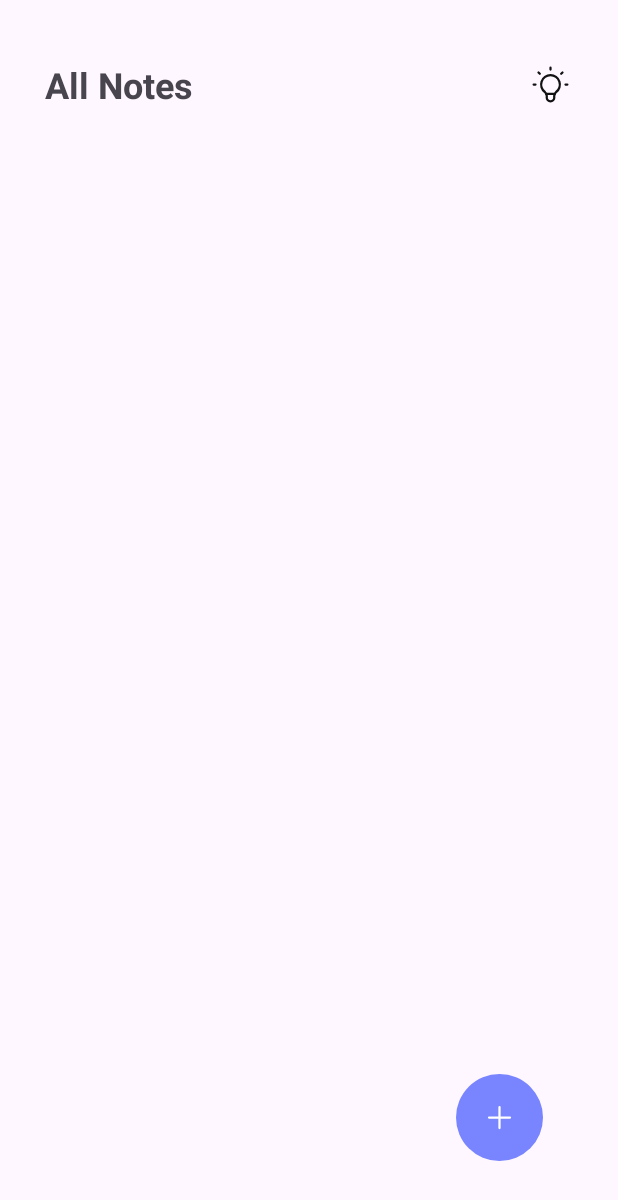
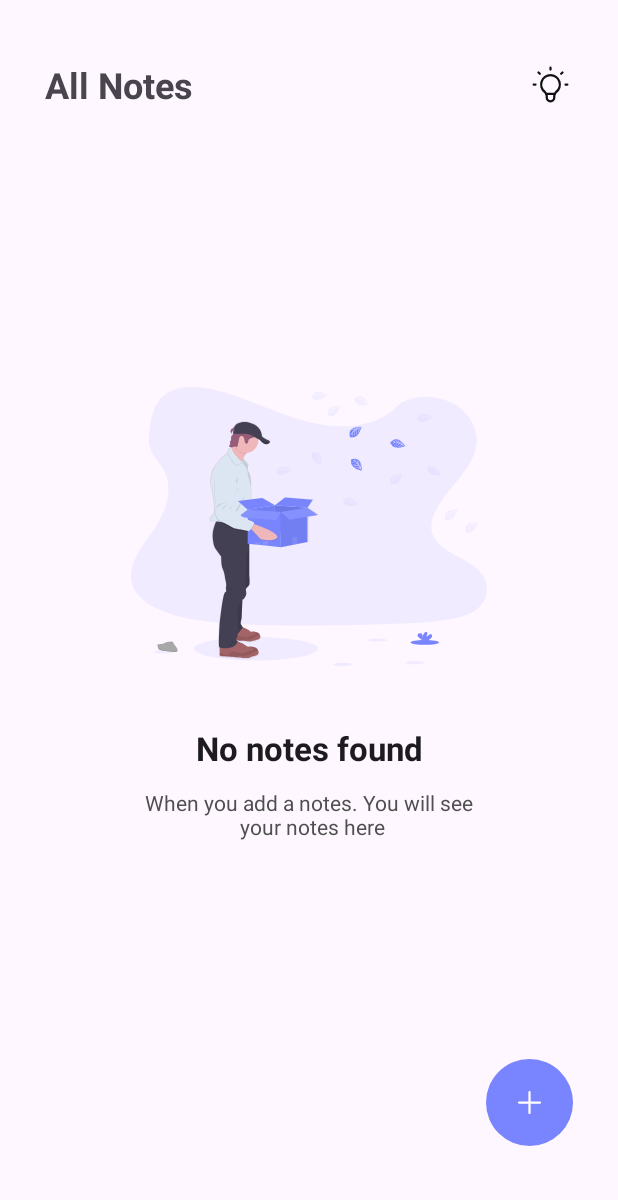
Before and after one commit to kitepea/NoteApp, an Android app: the NoteRecyclerViewActivity screen opened directly, with no data from a screen before it, on a phone screen of 412 x 824 dp. Shown: the top 1200 px of the screen. Run offline under Robolectric (Android 15) with nearby library versions, the phone set to English and light mode, and no system bars; our stand-ins replace Room's generated code.

Commit message:
Add view when no note

```diff
--- a/app/src/main/java/com/floki/noteapp/NoteRecyclerViewActivity.kt
+++ b/app/src/main/java/com/floki/noteapp/NoteRecyclerViewActivity.kt
@@ -6,6 +6,7 @@ import android.graphics.drawable.GradientDrawable
 import android.os.Bundle
 import android.util.Log
 import android.view.MenuItem
+import android.view.View
 import android.widget.PopupMenu
 import androidx.activity.result.contract.ActivityResultContracts
 import androidx.activity.viewModels
@@ -19,9 +20,6 @@ import com.floki.noteapp.Database.NoteDatabase
 import com.floki.noteapp.Model.Note
 import com.floki.noteapp.Model.NoteViewModel
 import com.floki.noteapp.databinding.ActivityAllNoteBinding
-import java.text.SimpleDateFormat
-import java.util.Date
-import java.util.Locale
 import kotlin.LazyThreadSafetyMode.NONE
 
 
@@ -29,7 +27,8 @@ class NoteRecyclerViewActivity : AppCompatActivity(), NoteListAdapter.NotesClick
     PopupMenu.OnMenuItemClickListener {
     private val binding by lazy(NONE) { ActivityAllNoteBinding.inflate(layoutInflater) }
     private val noteListAdapter by lazy(NONE) { NoteListAdapter(this) }
-    private val database by lazy { NoteDatabase.getDatabase(this) }
+    private val database: NoteDatabase by lazy { NoteDatabase.getDatabase(this) }
+
     private val noteViewModel: NoteViewModel by viewModels {
         ViewModelProvider.AndroidViewModelFactory.getInstance(application)
     }
@@ -52,6 +51,7 @@ class NoteRecyclerViewActivity : AppCompatActivity(), NoteListAdapter.NotesClick
 
         setUpRecyclerView()
 
+        /*
         var nextId = 1
         val notes = List(10) {
             Note(
@@ -61,16 +61,20 @@ class NoteRecyclerViewActivity : AppCompatActivity(), NoteListAdapter.NotesClick
                 date = SimpleDateFormat("dd-MM-yyyy HH:mm:ss", Locale.getDefault()).format(Date())
             )
         }
+        */
 
         noteViewModel.allNotes.observe(this) { list ->
             list?.let {
                 noteListAdapter.submitList(list) {
                     Log.d("Submit", "submitList Done")
                 }
+                if (list.isEmpty()) {
+                    binding.noNoteView.visibility = View.VISIBLE
+                } else {
+                    binding.noNoteView.visibility = View.INVISIBLE
+                }
             }
         }
-
-
     }
 
     private fun setUpRecyclerView() {
--- a/app/src/main/res/layout/activity_add_note.xml
+++ b/app/src/main/res/layout/activity_add_note.xml
@@ -62,7 +62,7 @@
         android:id="@+id/save_button"
         android:layout_width="wrap_content"
         android:layout_height="wrap_content"
-        android:layout_marginEnd="@dimen/dp_50"
+        android:layout_marginEnd="@dimen/dp_20"
         android:layout_marginBottom="@dimen/dp_50"
         android:paddingVertical="@dimen/dp_15"
         android:paddingStart="@dimen/dp_16"
--- a/app/src/main/res/layout/activity_all_note.xml
+++ b/app/src/main/res/layout/activity_all_note.xml
@@ -32,9 +32,10 @@
         android:id="@+id/button_add_note"
         android:layout_width="wrap_content"
         android:layout_height="wrap_content"
-        android:layout_marginEnd="@dimen/dp_50"
-        android:layout_marginBottom="@dimen/dp_50"
+        android:layout_marginEnd="@dimen/dp_30"
+        android:layout_marginBottom="@dimen/dp_60"
         android:background="@android:color/transparent"
+        android:contentDescription="@string/add_button"
         android:elevation="@dimen/dp_10"
         android:src="@drawable/add_note"
         app:layout_constraintBottom_toBottomOf="parent"
@@ -54,5 +55,49 @@
         app:layout_constraintVertical_bias="1.0"
         tools:listitem="@layout/note_item_layout" />
 
+    <androidx.constraintlayout.widget.ConstraintLayout
+        android:id="@+id/no_note_view"
+        android:layout_width="match_parent"
+        android:layout_height="match_parent"
+        android:orientation="vertical">
+
+        <ImageView
+            android:id="@+id/imageView3"
+            android:layout_width="wrap_content"
+            android:layout_height="wrap_content"
+            android:layout_marginTop="@dimen/dp_258"
+            android:src="@drawable/no_note"
+            app:layout_constraintEnd_toEndOf="parent"
+            app:layout_constraintHorizontal_bias="0.5"
+            app:layout_constraintStart_toStartOf="parent"
+            app:layout_constraintTop_toTopOf="parent" />
+
+        <TextView
+            android:id="@+id/textView6"
+            android:layout_width="wrap_content"
+            android:layout_height="wrap_content"
+            android:layout_marginTop="@dimen/dp_40"
+            android:text="@string/no_notes_found"
+            android:textAppearance="@style/TextAppearance.Material3.TitleLarge"
+            android:textStyle="bold"
+            app:layout_constraintEnd_toEndOf="parent"
+            app:layout_constraintHorizontal_bias="0.5"
+            app:layout_constraintStart_toStartOf="parent"
+            app:layout_constraintTop_toBottomOf="@+id/imageView3" />
+
+        <TextView
+            android:id="@+id/textView7"
+            android:layout_width="wrap_content"
+            android:layout_height="wrap_content"
+            android:layout_marginTop="@dimen/dp_12"
+            android:gravity="center_horizontal"
+            android:text="@string/when_you_add_a_notes_you_will_see_n_your_notes_here"
+            android:textColor="#4F4F4F"
+            app:layout_constraintEnd_toEndOf="parent"
+            app:layout_constraintHorizontal_bias="0.5"
+            app:layout_constraintStart_toStartOf="parent"
+            app:layout_constraintTop_toBottomOf="@+id/textView6" />
+
+    </androidx.constraintlayout.widget.ConstraintLayout>
 
 </androidx.constraintlayout.widget.ConstraintLayout>
--- a/app/src/main/res/layout/no_note_layout.xml
+++ b/app/src/main/res/layout/no_note_layout.xml
@@ -4,17 +4,6 @@
     android:layout_width="match_parent"
     android:layout_height="match_parent">
 
-
-    <ImageView
-        android:id="@+id/imageView3"
-        android:layout_width="wrap_content"
-        android:layout_height="wrap_content"
-        android:layout_marginTop="@dimen/dp_258"
-        android:src="@drawable/no_note"
-        app:layout_constraintEnd_toEndOf="parent"
-        app:layout_constraintHorizontal_bias="0.5"
-        app:layout_constraintStart_toStartOf="parent"
-        app:layout_constraintTop_toTopOf="parent" />
 
     <TextView
         android:id="@+id/textView3"
@@ -49,6 +38,18 @@
         app:layout_constraintBottom_toBottomOf="parent"
         app:layout_constraintEnd_toEndOf="parent" />
 
+
+    <ImageView
+        android:id="@+id/imageView3"
+        android:layout_width="wrap_content"
+        android:layout_height="wrap_content"
+        android:layout_marginTop="@dimen/dp_258"
+        android:src="@drawable/no_note"
+        app:layout_constraintEnd_toEndOf="parent"
+        app:layout_constraintHorizontal_bias="0.5"
+        app:layout_constraintStart_toStartOf="parent"
+        app:layout_constraintTop_toTopOf="parent" />
+
     <TextView
         android:id="@+id/textView6"
         android:layout_width="wrap_content"
@@ -68,7 +69,7 @@
         android:layout_height="wrap_content"
         android:layout_marginTop="@dimen/dp_12"
         android:gravity="center_horizontal"
-        android:text="When you add a notes. You will see\n your notes here"
+        android:text="@string/when_you_add_a_notes_you_will_see_n_your_notes_here"
         android:textColor="#4F4F4F"
         app:layout_constraintEnd_toEndOf="parent"
         app:layout_constraintHorizontal_bias="0.5"
--- a/app/src/main/res/values/strings.xml
+++ b/app/src/main/res/values/strings.xml
@@ -18,4 +18,6 @@
     <string name="save">Save</string>
     <string name="date">This is the date. This is the date.</string>
     <string name="delete">Delete</string>
+    <string name="when_you_add_a_notes_you_will_see_n_your_notes_here">When you add a notes. You will see\n your notes here</string>
+    <string name="add_button">Add Button</string>
 </resources>
```
